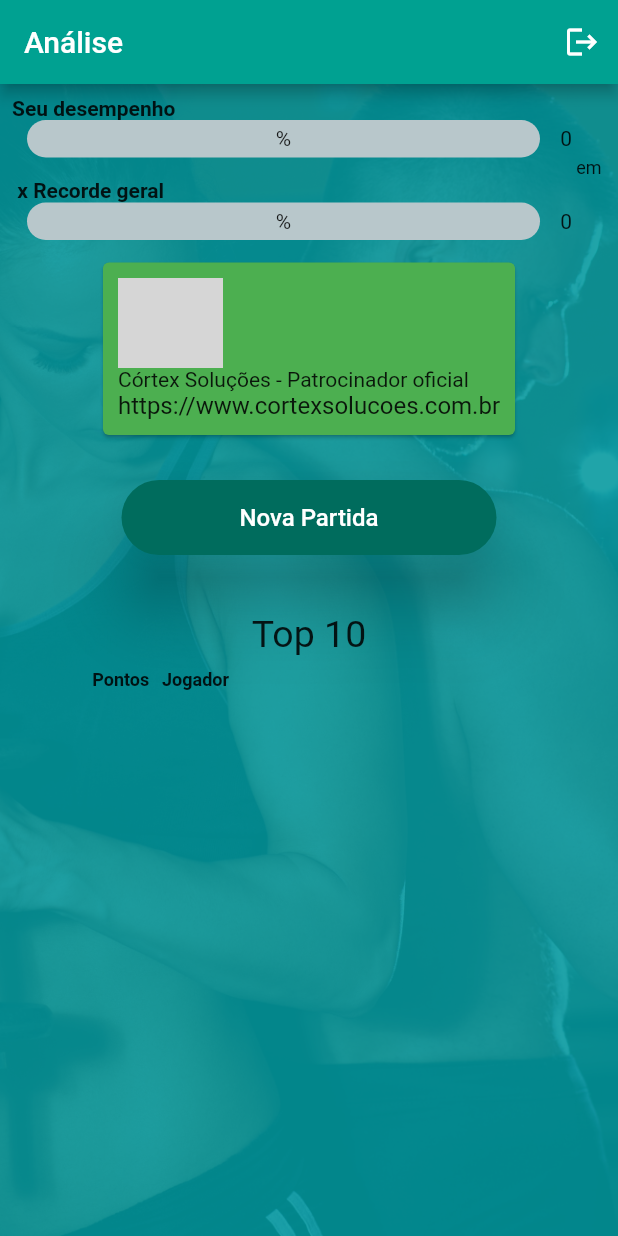
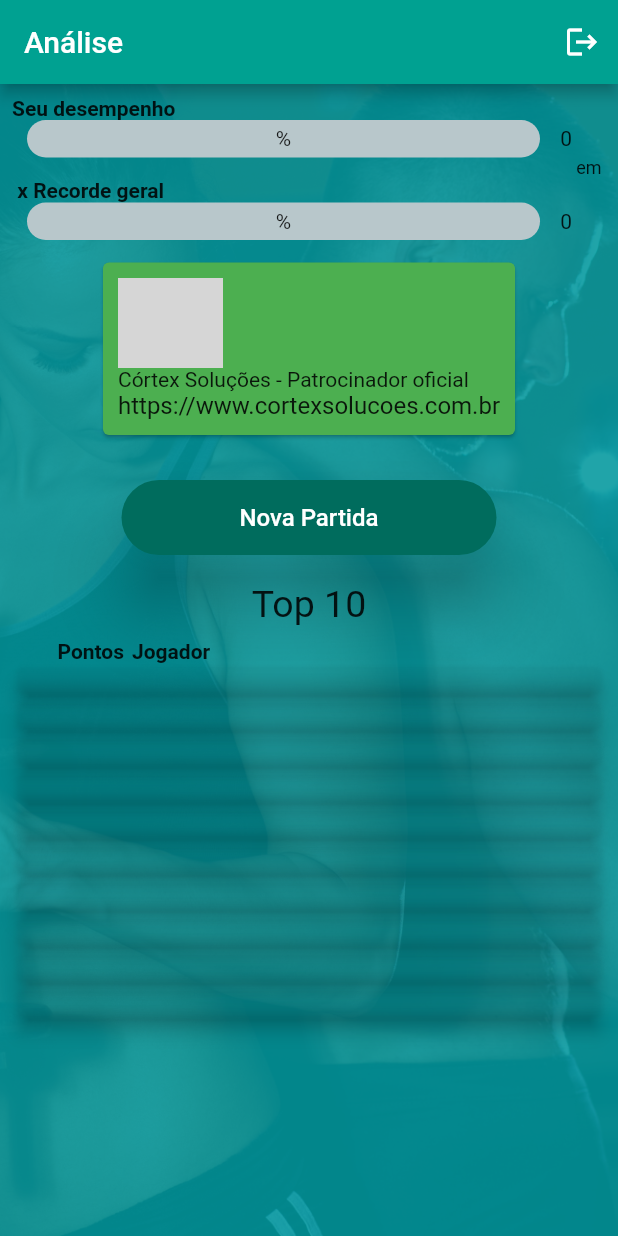
Before and after one commit to mariobyte/musculaquiz, a Flutter app: the Classificacao screen opened directly with empty values, on a phone screen of 412 x 824 dp. Run offline on Flutter 3.47's test engine with Material 2 defaults, Android fonts, the phone set to English and light mode, and no system bars; drawn by our look-alikes of percent_indicator; our stand-ins replace cloud_firestore, firebase_auth, firebase_core; missing offline and left inert: flutter_beep; accounts and stored records are empty; network calls fail; grey boxes are pictures that could not be loaded.

Commit message:
atualizado1106

```diff
--- a/lib/classificacao.dart
+++ b/lib/classificacao.dart
@@ -187,7 +187,11 @@ class _ClassificacaoState extends State<Classificacao> {
                       visible: _visible1 == false ? true : false,
                       child: Align(
                           alignment: Alignment.topCenter,
-                          child: Text('Bem vindo $_nome_usuario!'))),
+                          child: Text('Bem vindo $_nome_usuario!',
+                              style: TextStyle(
+                                  color: Colors.white,
+                                  fontSize: 14,
+                                  fontWeight: FontWeight.normal)))),
                   Align(
                     alignment: Alignment.topCenter,
                     child: _patrocinio(),
@@ -196,7 +200,20 @@ class _ClassificacaoState extends State<Classificacao> {
                     alignment: Alignment.topCenter,
                     child: _novaPartida(),
                   ),
-                  Align(alignment: Alignment.topCenter, child: _listTop10())
+
+                  //  Align(alignment: Alignment.topCenter, child: _listTop10())
+                  _cabTop10(),
+                  _listTop10Card(_t101_classificacao, _t101_pontos, _t101_nome),
+                  _listTop10Card(_t102_classificacao, _t102_pontos, _t102_nome),
+                  _listTop10Card(_t103_classificacao, _t103_pontos, _t103_nome),
+                  _listTop10Card(_t104_classificacao, _t104_pontos, _t104_nome),
+                  _listTop10Card(_t105_classificacao, _t105_pontos, _t105_nome),
+                  _listTop10Card(_t106_classificacao, _t106_pontos, _t106_nome),
+                  _listTop10Card(_t107_classificacao, _t107_pontos, _t107_nome),
+                  _listTop10Card(_t108_classificacao, _t108_pontos, _t108_nome),
+                  _listTop10Card(_t109_classificacao, _t109_pontos, _t109_nome),
+                  _listTop10Card(
+                      _t1010_classificacao, _t1010_pontos, _t1010_nome),
                 ]),
               ],
             ),
@@ -204,6 +221,93 @@ class _ClassificacaoState extends State<Classificacao> {
         ),
       ),
     );
+  }
+
+  Widget _cabTop10() {
+    return Column(children: <Widget>[
+      Padding(
+        padding: const EdgeInsets.all(8.0),
+        child: Center(
+            child: Text(
+          "Top 10",
+          style: TextStyle(fontSize: 25),
+        )),
+      ),
+      Row(
+        children: <Widget>[
+          Container(padding: EdgeInsets.only(left: 0.0, top: 1.0))
+        ],
+      ),
+      // Cabeçalho
+      Row(children: <Widget>[
+        Container(
+          width: 30,
+        ),
+        Container(
+          width: 45,
+          alignment: Alignment.bottomCenter,
+          child: Text(
+            'Pontos',
+            style: TextStyle(fontSize: 14, fontWeight: FontWeight.bold),
+          ),
+        ),
+        VerticalDivider(
+          width: 5,
+          thickness: 5,
+        ),
+        Container(
+          width: 220,
+          child: Text(
+            'Jogador',
+            style: TextStyle(fontSize: 14, fontWeight: FontWeight.bold),
+          ),
+        ),
+      ])
+    ]);
+  }
+
+  Widget _listTop10Card(String pClassificacao, String pPontos, String pNome) {
+    return Center(
+        child: Card(
+            elevation: 5,
+            color: Colors.transparent,
+            child: Row(children: <Widget>[
+              Container(
+                width: 30,
+                child: Text(
+                  pClassificacao,
+                  style: TextStyle(
+                      color: Colors.white,
+                      fontSize: 14,
+                      fontWeight: FontWeight.normal),
+                ),
+              ),
+              Container(
+                width: 45,
+                alignment: Alignment.bottomCenter,
+                child: Text(
+                  pPontos,
+                  style: TextStyle(
+                      color: Colors.white,
+                      fontSize: 14,
+                      fontWeight: FontWeight.normal),
+                ),
+              ),
+              VerticalDivider(
+                width: 5,
+                thickness: 5,
+              ),
+              Container(
+                width: 210,
+                child: Text(
+                  pNome,
+                  style: TextStyle(
+                      color: Colors.white,
+                      fontSize: 14,
+                      fontWeight: FontWeight.normal),
+                ),
+              ),
+            ])));
   }
 
   Widget _seuDesempenho(bool pVisible) {
```
Also changed, not shown: lib/Login.dart (+22 -11 lines), lib/informacoes.dart (added, +199 -0 lines).
